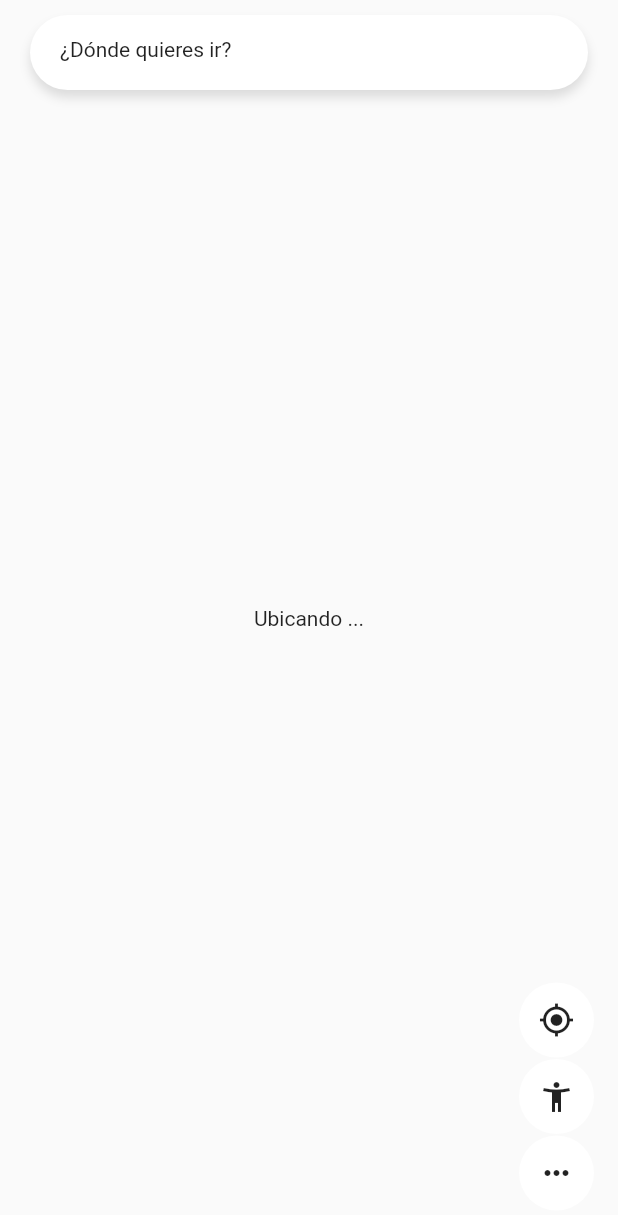
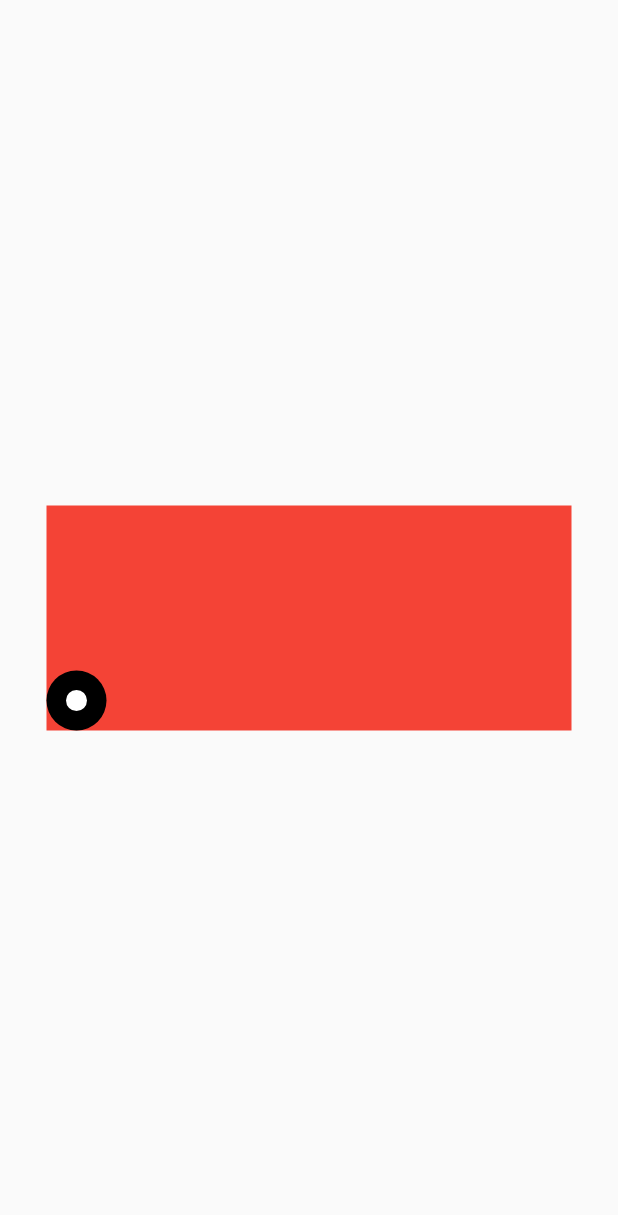
Before and after one commit to PeterPaulez/rutasmap_app, a Flutter app: the screen it shows after launch, on a phone screen of 412 x 824 dp. Shown: the top 1215 px of the screen. Run offline on Flutter 3.47's test engine with Material 2 defaults, Android fonts, the phone set to English and light mode, and no system bars; our stand-ins replace animate_do, bloc, dio, flutter_bloc, geolocator, google_maps_flutter and 1 more; missing offline and left inert: polyline.

Commit message:
NEW: Inicio de nuestro customMarker que terminará en un dibujo hecho con canvas, pudiendo exportar ese widget como si se tratará de una imagen en Bytes.

```diff
--- /dev/null
+++ b/lib/bloc/mapa/testMarker.dart
@@ -0,0 +1,20 @@
+import 'package:flutter/material.dart';
+import 'package:rutasmap_app/widgets/markerInicio.dart';
+
+class TestMarkerPage extends StatelessWidget {
+  @override
+  Widget build(BuildContext context) {
+    return Scaffold(
+      body: Center(
+        child: Container(
+          width: 350,
+          height: 150,
+          color: Colors.red,
+          child: CustomPaint(
+            painter: MarkerInicioPainter(),
+          ),
+        ),
+      ),
+    );
+  }
+}
--- a/lib/main.dart
+++ b/lib/main.dart
@@ -2,6 +2,7 @@ import 'package:flutter/material.dart';
 import 'package:flutter_bloc/flutter_bloc.dart';
 import 'package:rutasmap_app/bloc/busqueda/bloc.dart';
 import 'package:rutasmap_app/bloc/mapa/bloc.dart';
+import 'package:rutasmap_app/bloc/mapa/testMarker.dart';
 import 'package:rutasmap_app/bloc/miUbicacion/bloc.dart';
 import 'package:rutasmap_app/pages/accesoGps.dart';
 import 'package:rutasmap_app/pages/loading.dart';
@@ -21,7 +22,7 @@ class MyApp extends StatelessWidget {
       child: MaterialApp(
         debugShowCheckedModeBanner: false,
         title: 'Material App',
-        home: LoadingPage(),
+        home: TestMarkerPage(),
         //home: AccesoGpsPage(),
         routes: {
           'mapa': (_) => MapaPage(),
--- /dev/null
+++ b/lib/widgets/markerInicio.dart
@@ -0,0 +1,33 @@
+import 'package:flutter/material.dart';
+
+class MarkerInicioPainter extends CustomPainter {
+  @override
+  void paint(Canvas canvas, Size size) {
+    // Lapicero Negro
+    Paint paint = new Paint()..color = Colors.black;
+    // Tambien => paint.color = Colors.black;
+
+    // Dibujar circulo negro
+    final double circuloNegroRadio = 20;
+    canvas.drawCircle(
+      Offset(circuloNegroRadio, size.height - circuloNegroRadio),
+      circuloNegroRadio,
+      paint,
+    );
+
+    // Dibujar Circulo Blanco
+    final double circuloBlancoRadio = 7;
+    paint.color = Colors.white;
+    canvas.drawCircle(
+      Offset(circuloNegroRadio, size.height - circuloNegroRadio),
+      circuloBlancoRadio,
+      paint,
+    );
+  }
+
+  @override
+  bool shouldRepaint(MarkerInicioPainter oldDelegate) => true;
+
+  @override
+  bool shouldRebuildSemantics(MarkerInicioPainter oldDelegate) => false;
+}
```
